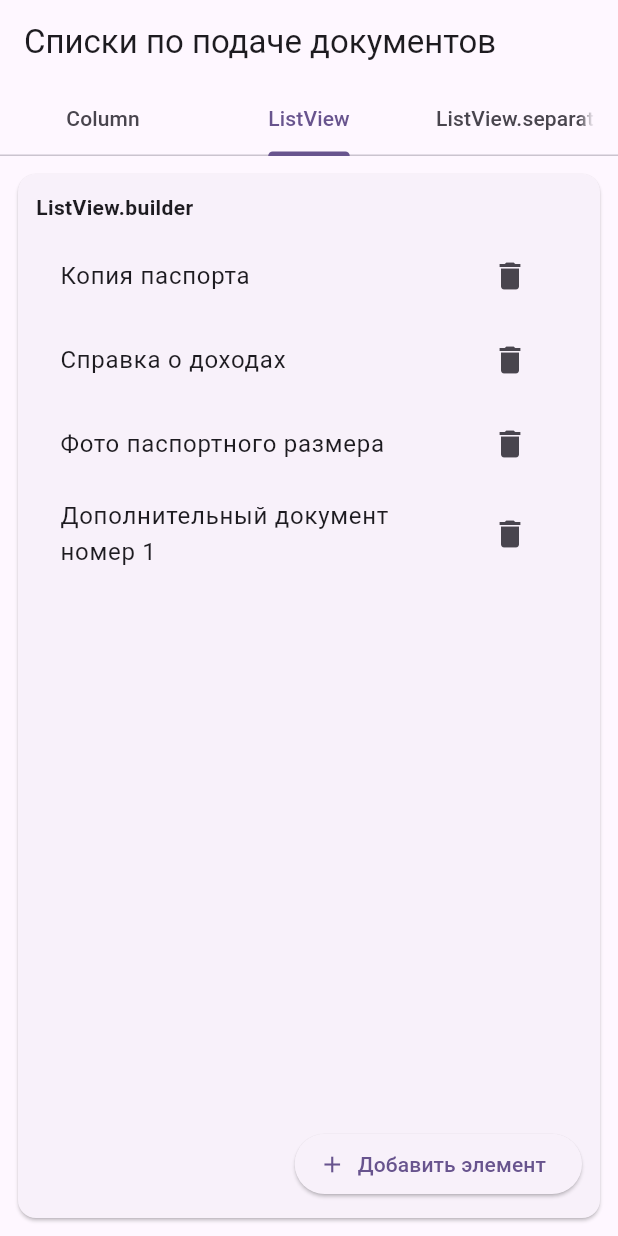
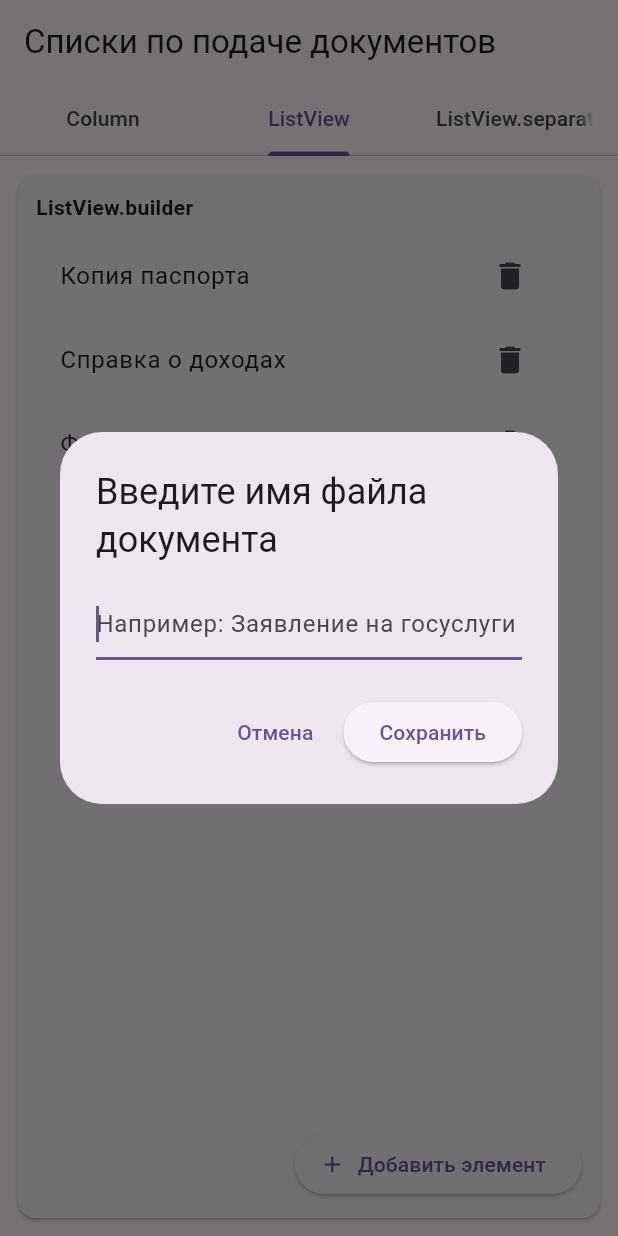
Before and after one commit to Werneser/flutter4, a Flutter app: the screen it shows after launch, tab 2 chosen, after a tap on the "delete" icon, after a tap on "Добавить элемент", on a phone screen of 412 x 824 dp. Run offline on Flutter 3.47's test engine with Material 3 defaults, Android fonts, the light colour scheme and no system bars.

Commit message:
Обновление ScreenListView

```diff
--- a/lib/Screens/ScreenListView.dart
+++ b/lib/Screens/ScreenListView.dart
@@ -14,11 +14,16 @@ class _ScreenListViewState extends State<ScreenListView> {
     'Справка о доходах',
     'Фото паспортного размера',
   ];
+
   int _counter = 1;
 
-  void _addItem() {
+  Future<void> _addItem() async {
+    final String? newName = await _showNameInputDialog(context);
     setState(() {
-      _items.add('Дополнительный документ номер ${_counter++}');
+      final String name = (newName == null || newName.trim().isEmpty)
+          ? 'Дополнительный документ номер ${_counter++}'
+          : newName.trim();
+      _items.add(name);
     });
   }
 
@@ -26,6 +31,35 @@ class _ScreenListViewState extends State<ScreenListView> {
     setState(() {
       if (index >= 0 && index < _items.length) _items.removeAt(index);
     });
+  }
+
+  Future<String?> _showNameInputDialog(BuildContext context) async {
+    final TextEditingController controller = TextEditingController();
+    return showDialog<String>(
+      context: context,
+      builder: (context) {
+        return AlertDialog(
+          title: const Text('Введите имя файла документа'),
+          content: TextField(
+            controller: controller,
+            decoration: const InputDecoration(
+              hintText: 'Например: Заявление на госуслуги',
+            ),
+            autofocus: true,
+          ),
+          actions: [
+            TextButton(
+              onPressed: () => Navigator.of(context).pop(null),
+              child: const Text('Отмена'),
+            ),
+            ElevatedButton(
+              onPressed: () => Navigator.of(context).pop(controller.text),
+              child: const Text('Сохранить'),
+            ),
+          ],
+        );
+      },
+    );
   }
 
   @override
```
